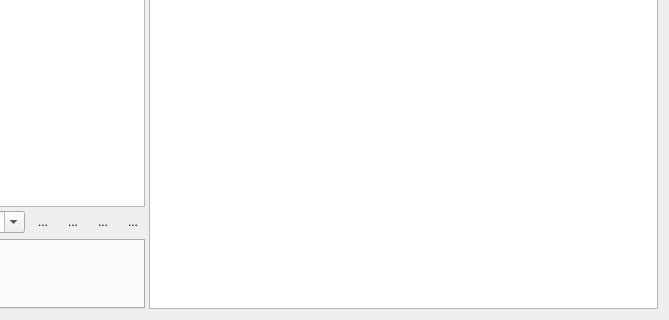
Qt form ui/PulseProgram.ui (MonroeQuantumNetworks/IonControl) before a commit; both pictures show x 375 to 1044 and y 533 to 853 of the 1044 by 853 pixel window.
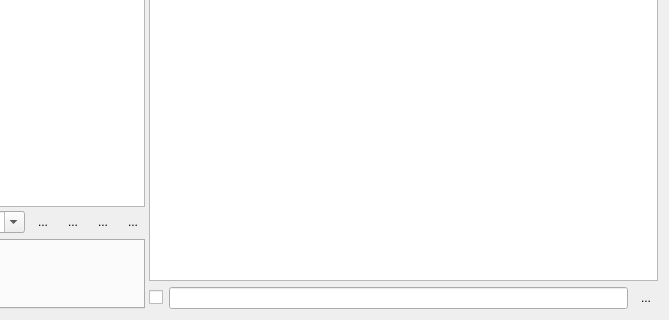
The same form after that commit. Icons and pictures are not drawn.

The edit to the form file:
```diff
--- a/ui/PulseProgram.ui
+++ b/ui/PulseProgram.ui
@@ -205,6 +205,47 @@
        <item>
         <widget class="QTableView" name="variableView"/>
        </item>
+       <item>
+        <layout class="QHBoxLayout" name="horizontalLayout_4">
+         <item>
+          <widget class="QCheckBox" name="writeRamCheckbox">
+           <property name="toolTip">
+            <string>Write file contents to RAM (overrides Gate Sequence GUI)</string>
+           </property>
+           <property name="text">
+            <string/>
+           </property>
+          </widget>
+         </item>
+         <item>
+          <widget class="QLineEdit" name="fileNameRam">
+           <property name="toolTip">
+            <string>Filename to write to RAM</string>
+           </property>
+           <property name="readOnly">
+            <bool>true</bool>
+           </property>
+          </widget>
+         </item>
+         <item>
+          <widget class="QToolButton" name="loadButtonRam">
+           <property name="toolTip">
+            <string>open RAM file</string>
+           </property>
+           <property name="text">
+            <string>...</string>
+           </property>
+           <property name="icon">
+            <iconset resource="Experiment.qrc">
+             <normaloff>:/openicon/icons/document-open-5.png</normaloff>:/openicon/icons/document-open-5.png</iconset>
+           </property>
+           <property name="autoRaise">
+            <bool>true</bool>
+           </property>
+          </widget>
+         </item>
+        </layout>
+       </item>
       </layout>
      </widget>
     </widget>
```
